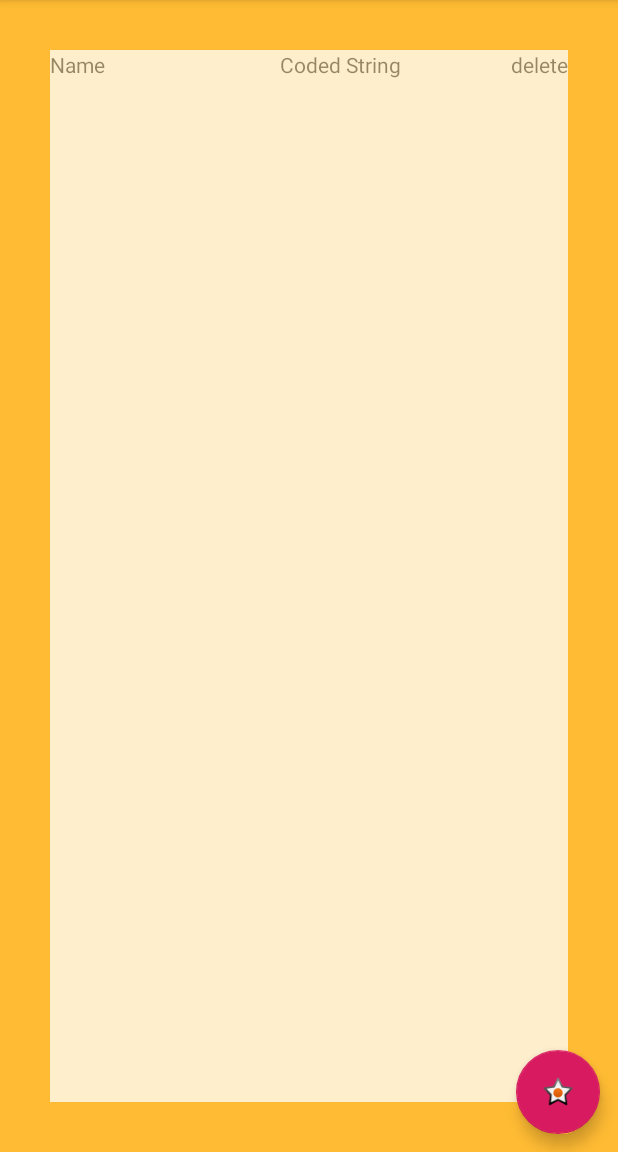
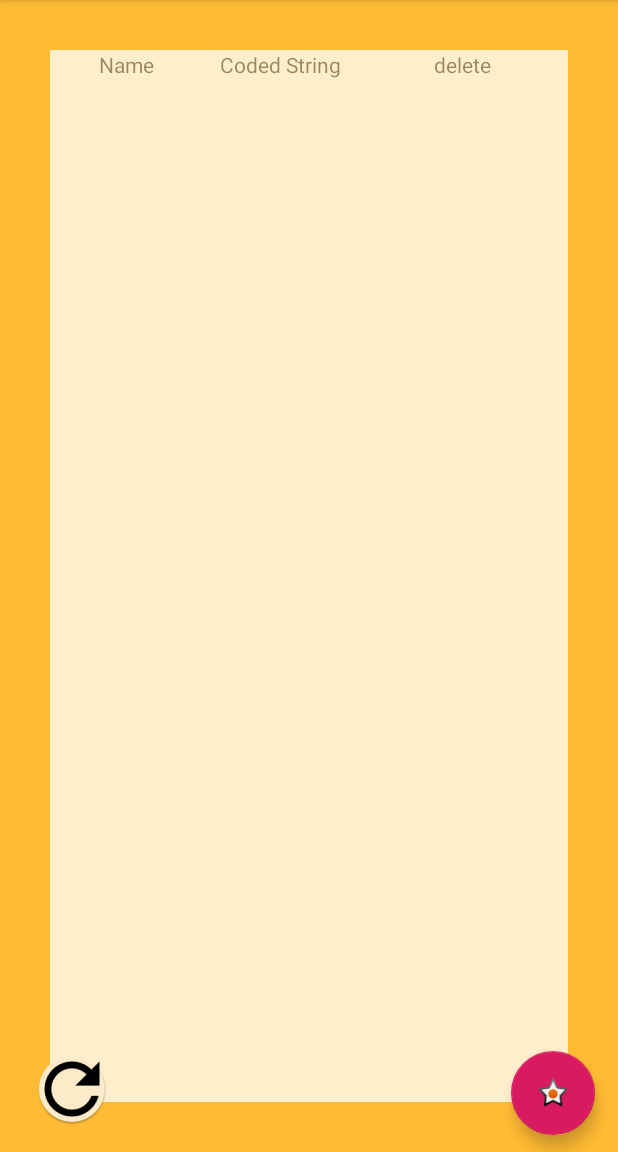
Before and after one commit to shubhamwert/SimpleDecoder, an Android app: the screen it shows after launch (MainActivity), on a phone screen of 412 x 824 dp, the part 84-1236 px from its top. Run offline under Robolectric (Android 15) with nearby library versions, the phone set to English and light mode, and no system bars.

Commit message:
added refresh button \n center aligned main activity text field \n correctd Transition

```diff
--- a/app/src/main/java/com/example/shubh/simpledecoder/RecyclerList.java
+++ b/app/src/main/java/com/example/shubh/simpledecoder/RecyclerList.java
@@ -26,9 +26,6 @@ private int lastPosition=0;
         mContext=viewGroup.getContext();
         LayoutInflater inflater=LayoutInflater.from(viewGroup.getContext());
         View v=inflater.inflate(R.layout.recycler_colomn,viewGroup,false);
-        v.setBackgroundColor(Color.red(22));
-        v.setBackgroundColor(Color.green(55));
-        v.setPadding(3,3,3,3);
 
         return new ViewHolder(v);
     }
@@ -57,7 +54,7 @@ private int lastPosition=0;
             Animation animation = AnimationUtils.loadAnimation(mContext, android.R.anim.slide_in_left);
             animation.setInterpolator(mContext,android.R.anim.bounce_interpolator);
             viewToAnimate.startAnimation(animation);
-            lastPosition = position;
+
         }
     }
 
@@ -78,6 +75,7 @@ private int lastPosition=0;
             Word = itemView.findViewById(R.id.rec_Word);
             Code=itemView.findViewById(R.id.rec_pass_word);
             img=itemView.findViewById(R.id.del);
+            itemView.setPadding(12,12,12,12);
 
         }
         public void clearAnimation()
--- a/app/src/main/java/com/example/shubh/simpledecoder/dataHandler/mySqlhelper.java
+++ b/app/src/main/java/com/example/shubh/simpledecoder/dataHandler/mySqlhelper.java
@@ -66,11 +66,11 @@ public class mySqlhelper extends SQLiteOpenHelper {
         return true;
 
     }
-    public boolean deleteData(String id){
+    public boolean deleteData(String name){
         SQLiteDatabase db=this.getWritableDatabase();
         try
         {
-            int result=db.delete(TABLE_NAME,"id = ? ",new String[]{ id });
+            int result=db.delete(TABLE_NAME,"name = ? ",new String[]{ name });
             if(result>0)
             {
                 return true;
--- a/app/src/main/res/layout/activity_main.xml
+++ b/app/src/main/res/layout/activity_main.xml
@@ -25,6 +25,7 @@
             android:layout_weight="1"
             android:layout_height="wrap_content"
             android:text="@string/name"
+            android:gravity="center"
             android:background="@android:color/white"
             android:alpha="1"/>
         <TextView
@@ -33,11 +34,15 @@
             android:layout_height="wrap_content"
             android:text="@string/coded_string"
             android:background="@android:color/white"
+            android:gravity="center"
+
             android:alpha="1"/>
         <TextView
             android:layout_width="wrap_content"
             android:layout_height="wrap_content"
             android:text="@string/delete"
+            android:gravity="center"
+            android:layout_weight="1"
             android:background="@android:color/white"
             android:alpha="1"/>
     </LinearLayout>
@@ -57,13 +62,31 @@
 
     </LinearLayout>
     </LinearLayout>
-<android.support.design.widget.FloatingActionButton
-    android:layout_width="wrap_content"
-    android:layout_height="wrap_content"
-    android:src="@android:drawable/star_on"
-    android:layout_alignParentEnd="true"
-    android:layout_alignParentBottom="true"
-    android:onClick="next"
-    android:layout_margin="12dp"/>
+
+    <ImageView
+        android:layout_width="wrap_content"
+        android:layout_height="wrap_content"
+        android:layout_alignParentEnd="true"
+        android:layout_alignParentBottom="true"
+        android:layout_marginEnd="340dp"
+        android:layout_marginBottom="18dp"
+        android:src="@mipmap/refresh"
+        android:onClick="refreshList"/>
+
+    <android.support.design.widget.FloatingActionButton
+        android:layout_width="74dp"
+        android:layout_height="wrap_content"
+        android:layout_alignParentEnd="true"
+        android:layout_alignParentBottom="true"
+        android:layout_marginStart="12dp"
+        android:layout_marginLeft="12dp"
+        android:layout_marginTop="12dp"
+        android:layout_marginEnd="15dp"
+        android:layout_marginRight="12dp"
+        android:layout_marginBottom="11dp"
+        android:onClick="next"
+        android:src="@android:drawable/star_on" />
+
+
 
 </RelativeLayout>
--- a/app/src/main/res/layout/recycler_colomn.xml
+++ b/app/src/main/res/layout/recycler_colomn.xml
@@ -4,6 +4,7 @@
     android:layout_height="wrap_content"
     android:gravity="center">
 <TextView
+    android:gravity="center"
 
     android:layout_width="0dp"
     android:layout_height="wrap_content"
@@ -12,12 +13,15 @@
     />
 
     <TextView
+        android:gravity="center"
 
         android:layout_width="0dp"
         android:layout_height="wrap_content"
         android:id="@+id/rec_pass_word"
         android:layout_weight="1"/>
     <ImageButton
+        android:gravity="center"
+        android:scaleType="centerCrop"
         android:layout_width="wrap_content"
         android:layout_height="match_parent"
         android:src="@android:drawable/ic_input_delete"
```
Also changed, not shown: app/src/main/java/com/example/shubh/simpledecoder/MainActivity.java (+17 -8 lines), app/src/main/refresh-web.png (added), app/src/main/res/mipmap-hdpi/refresh.png (added), app/src/main/res/mipmap-mdpi/refresh.png (added), app/src/main/res/mipmap-xhdpi/refresh.png (added), app/src/main/res/mipmap-xxhdpi/refresh.png (added), app/src/main/res/mipmap-xxxhdpi/refresh.png (added).
